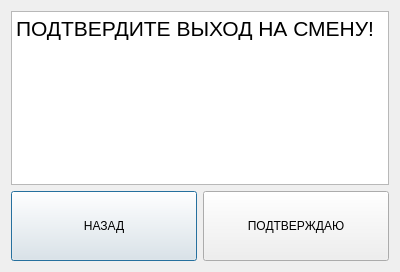
Above: iconfirmationdialog.ui from koolkhel/wince-taximeter before the change. Below: the same form after it.
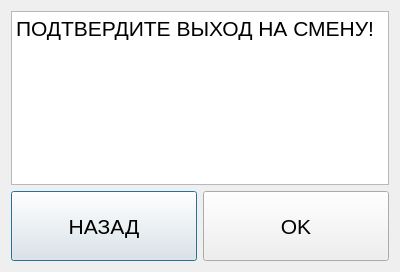
That is the form after the change. Icons and pictures are not drawn.

The edit to the form file:
```diff
--- a/iconfirmationdialog.ui
+++ b/iconfirmationdialog.ui
@@ -43,9 +43,25 @@
          <verstretch>0</verstretch>
         </sizepolicy>
        </property>
+       <property name="font">
+        <font>
+         <pointsize>16</pointsize>
+        </font>
+       </property>
        <property name="text">
         <string>НАЗАД</string>
        </property>
+       <property name="icon">
+        <iconset>
+         <normalon>:/UI/images/error.png</normalon>
+        </iconset>
+       </property>
+       <property name="iconSize">
+        <size>
+         <width>32</width>
+         <height>32</height>
+        </size>
+       </property>
       </widget>
      </item>
      <item>
@@ -56,8 +72,24 @@
          <verstretch>0</verstretch>
         </sizepolicy>
        </property>
+       <property name="font">
+        <font>
+         <pointsize>16</pointsize>
+        </font>
+       </property>
        <property name="text">
-        <string>ПОДТВЕРЖДАЮ</string>
+        <string>OK</string>
+       </property>
+       <property name="icon">
+        <iconset>
+         <normalon>:/UI/images/ok.png</normalon>
+        </iconset>
+       </property>
+       <property name="iconSize">
+        <size>
+         <width>32</width>
+         <height>32</height>
+        </size>
        </property>
       </widget>
      </item>
```
Left out of the diff: 8 changed lines with no effect on the pictures.
